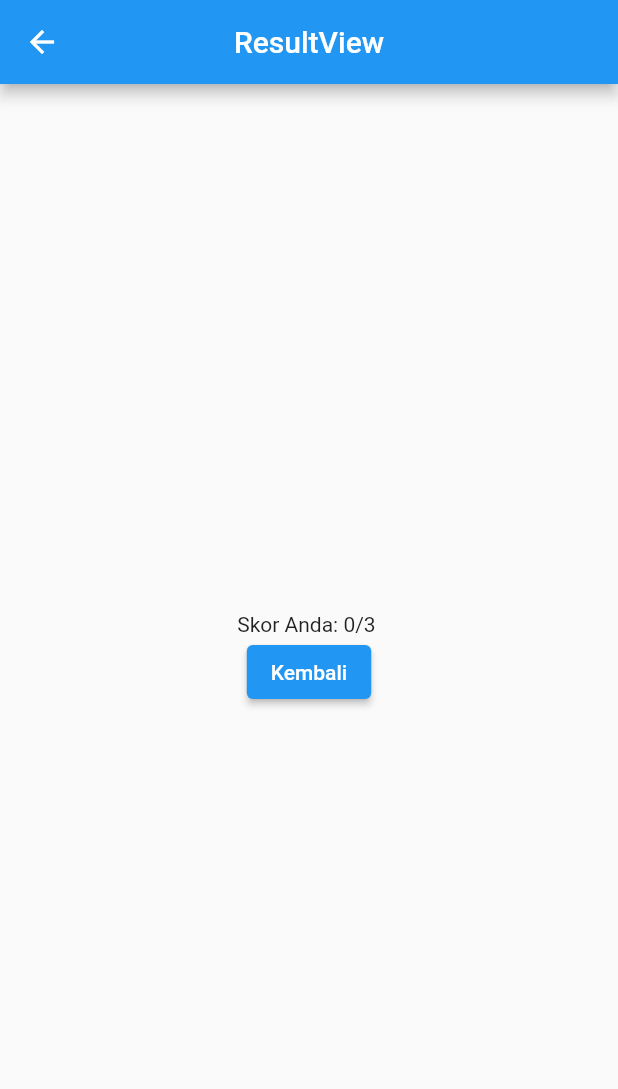
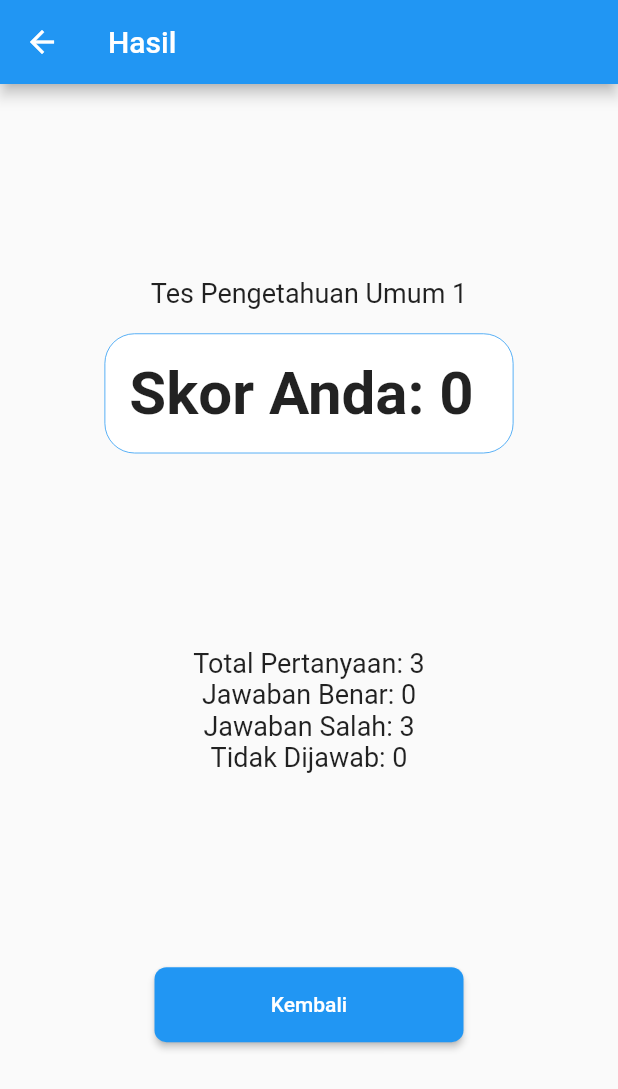
Before and after one commit to muhammadramadhan2045/slicing_quiz, a Flutter app: the ResultView screen opened by its route, on a phone screen of 412 x 824 dp. Shown: the top 1089 px of the screen. Run offline on Flutter 3.47's test engine with Material 2 defaults, Android fonts, the phone set to English and light mode, and no system bars; our stand-ins replace get.

Commit message:
done sprint 1 iki

```diff
--- a/lib/app/modules/quiz/controllers/quiz_controller.dart
+++ b/lib/app/modules/quiz/controllers/quiz_controller.dart
@@ -139,7 +139,7 @@ class QuizController extends GetxController {
                       }
                     }
                     selectedIndices.clear();
-                    Get.offAllNamed(Routes.RESULT); // Pindah ke halaman hasil
+                    Get.toNamed(Routes.RESULT); // Pindah ke halaman hasil
                   },
                   style: ElevatedButton.styleFrom(
                     shape: RoundedRectangleBorder(
--- a/lib/app/modules/quiz/views/quiz_view.dart
+++ b/lib/app/modules/quiz/views/quiz_view.dart
@@ -291,16 +291,14 @@ class QuizView extends GetView<QuizController> {
               height: 200,
               child: GridView.builder(
                 gridDelegate: const SliverGridDelegateWithFixedCrossAxisCount(
-                  crossAxisCount: 5, // Jumlah kolom dalam grid
+                  crossAxisCount: 5,
                 ),
-                itemCount: controller.questions.length, // Jumlah nomor soal
+                itemCount: controller.questions.length,
                 itemBuilder: (BuildContext context, int index) {
                   return GestureDetector(
                     onTap: () {
-                      //  Tindakan ketika nomor soal dipilih
-                      Navigator.pop(context); // Tutup bottom sheet
-                      controller.currentQuestionIndex.value =
-                          index; // Ganti pertanyaan saat dipilih
+                      Navigator.pop(context);
+                      controller.currentQuestionIndex.value = index;
                     },
                     child: GestureDetector(
                       child: Container(
--- a/lib/app/modules/quiz/views/result_view.dart
+++ b/lib/app/modules/quiz/views/result_view.dart
@@ -7,23 +7,81 @@ class ResultView extends GetView<QuizController> {
   const ResultView({Key? key}) : super(key: key);
   @override
   Widget build(BuildContext context) {
+    var result = (controller.score.value / controller.questions.length) * 100;
     return Scaffold(
       appBar: AppBar(
-        title: const Text('ResultView'),
-        centerTitle: true,
+        title: const Text('Hasil'),
       ),
-      body: Center(
+      body: Container(
+        alignment: Alignment.center,
         child: Column(
-          mainAxisAlignment: MainAxisAlignment.center,
+          mainAxisAlignment: MainAxisAlignment.spaceEvenly,
           children: [
-            Text(
-              'Skor Anda: ${controller.score.value}/${controller.questions.length} ',
+            Column(
+              children: [
+                const Text(
+                  'Tes Pengetahuan Umum 1',
+                  style: TextStyle(fontSize: 18),
+                ),
+                Container(
+                  padding: const EdgeInsets.all(16),
+                  margin: const EdgeInsets.only(top: 16),
+                  decoration: BoxDecoration(
+                    color: Colors.white,
+                    borderRadius: BorderRadius.circular(20),
+                    border: Border.all(
+                      color: Colors.blue,
+                      width: 0.5,
+                    ),
+                  ),
+                  child: Text(
+                    'Skor Anda: ${result.toStringAsFixed(0)} ',
+                    style: const TextStyle(
+                      fontSize: 40,
+                      fontWeight: FontWeight.w600,
+                    ),
+                  ),
+                ),
+              ],
+            ),
+            Column(
+              children: [
+                //total question
+                Text(
+                  'Total Pertanyaan: ${controller.questions.length}',
+                  style: const TextStyle(fontSize: 18),
+                ),
+
+                //correct answer
+                Text(
+                  'Jawaban Benar: ${controller.score.value}',
+                  style: const TextStyle(fontSize: 18),
+                ),
+
+                //wrong answer
+                Text(
+                  'Jawaban Salah: ${controller.questions.length - controller.score.value}',
+                  style: const TextStyle(fontSize: 18),
+                ),
+
+                //not answered
+                const Text(
+                  'Tidak Dijawab: 0',
+                  style: TextStyle(fontSize: 18),
+                ),
+              ],
             ),
             ElevatedButton(
               onPressed: () {
-                // Kembali ke halaman kuis atau halaman lain jika diperlukan
                 Get.offAllNamed('home');
               },
+              style: ElevatedButton.styleFrom(
+                shape: RoundedRectangleBorder(
+                  borderRadius: BorderRadius.circular(8),
+                ),
+                backgroundColor: Colors.blue,
+                fixedSize: Size(MediaQuery.of(context).size.width * 0.5, 50),
+              ),
               child: const Text('Kembali'),
             ),
           ],
```
